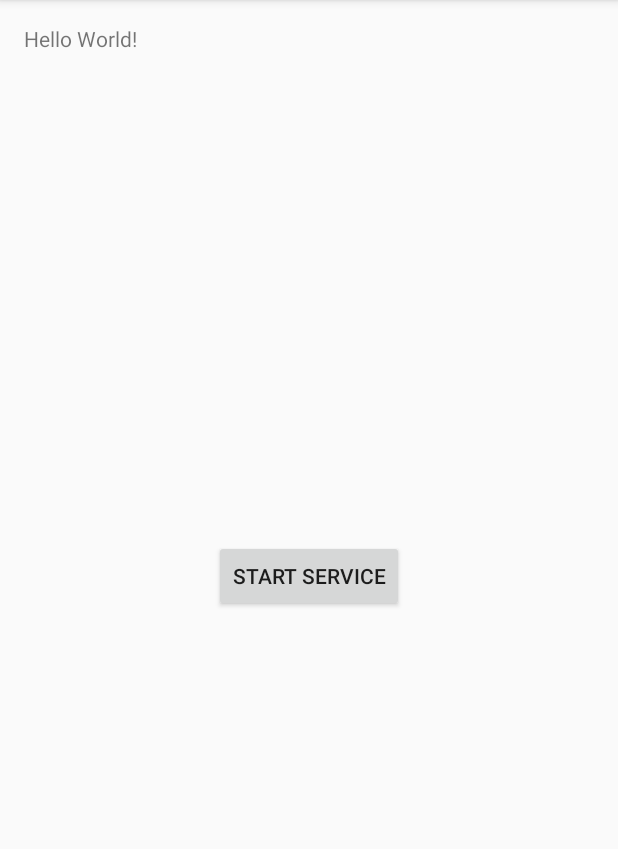
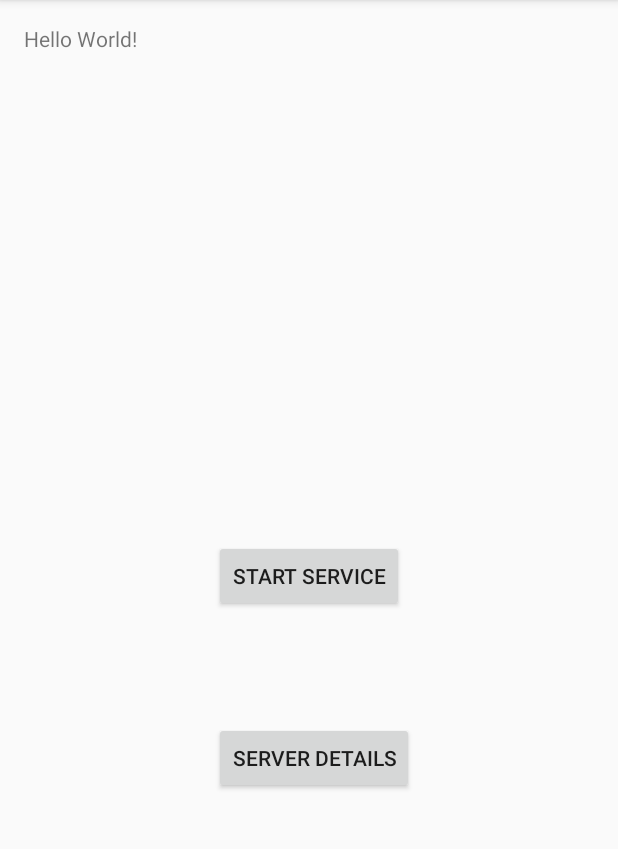
Before and after one commit to samuellapointe/Watchdog, an Android app: the screen it shows after launch (MainActivity), on a phone screen of 412 x 824 dp, the part 84-933 px from its top. Run offline under Robolectric (Android 15) with nearby library versions, the phone set to English and light mode, and no system bars.

Commit message:
Ajout d'un bouton qui change d'activité (page de détails d'un serveur).  La nouvelle page est vide pour l'instant.

```diff
--- a/app/build.gradle
+++ b/app/build.gradle
@@ -25,5 +25,6 @@ dependencies {
         exclude group: 'com.android.support', module: 'support-annotations'
     })
     compile 'com.android.support:appcompat-v7:25.1.0'
+    compile 'com.android.support:design:25.1.0'
     testCompile 'junit:junit:4.12'
 }
--- a/app/src/main/java/ca/uqac/watchdog/MainActivity.java
+++ b/app/src/main/java/ca/uqac/watchdog/MainActivity.java
@@ -33,5 +33,19 @@ public class MainActivity extends AppCompatActivity {
                 context.startService(i);
             }
         });
+
+
+        // Bouton de détails du serveur.
+        final Button buttonServerDetails = (Button) findViewById(R.id.button2);
+
+        // Action au clic du bouton de détails du serveur
+        buttonServerDetails.setOnClickListener(new View.OnClickListener() {
+            @Override
+            public void onClick(View v) {
+                // Aller à la page des détails du serveur
+                Intent i = new Intent(context, ServerDetailsActivity.class);
+                startActivity(i);
+            }
+        });
     }
 }
--- a/app/src/main/res/layout/activity_main.xml
+++ b/app/src/main/res/layout/activity_main.xml
@@ -22,4 +22,14 @@
         android:id="@+id/button"
         android:layout_centerVertical="true"
         android:layout_centerHorizontal="true" />
+
+    <Button
+        android:text="Server Details"
+        android:layout_width="wrap_content"
+        android:layout_height="wrap_content"
+        android:id="@+id/button2"
+        android:layout_below="@+id/button"
+        android:layout_alignLeft="@+id/button"
+        android:layout_alignStart="@+id/button"
+        android:layout_marginTop="73dp" />
 </RelativeLayout>
--- a/app/src/main/res/values/strings.xml
+++ b/app/src/main/res/values/strings.xml
@@ -1,4 +1,5 @@
 <resources>
     <string name="app_name">Watchdog</string>
     <string name="service_name">Watchdog Service</string>
+    <string name="title_activity_serverdetails">Server Details</string>
 </resources>
```
Also changed, not shown: app/src/main/AndroidManifest.xml (+8 -3 lines), app/src/main/java/ca/uqac/watchdog/ServerDetailsActivity.java (added, +19 -0 lines), app/src/main/res/layout/activity_serverdetails.xml (added, +13 -0 lines).
